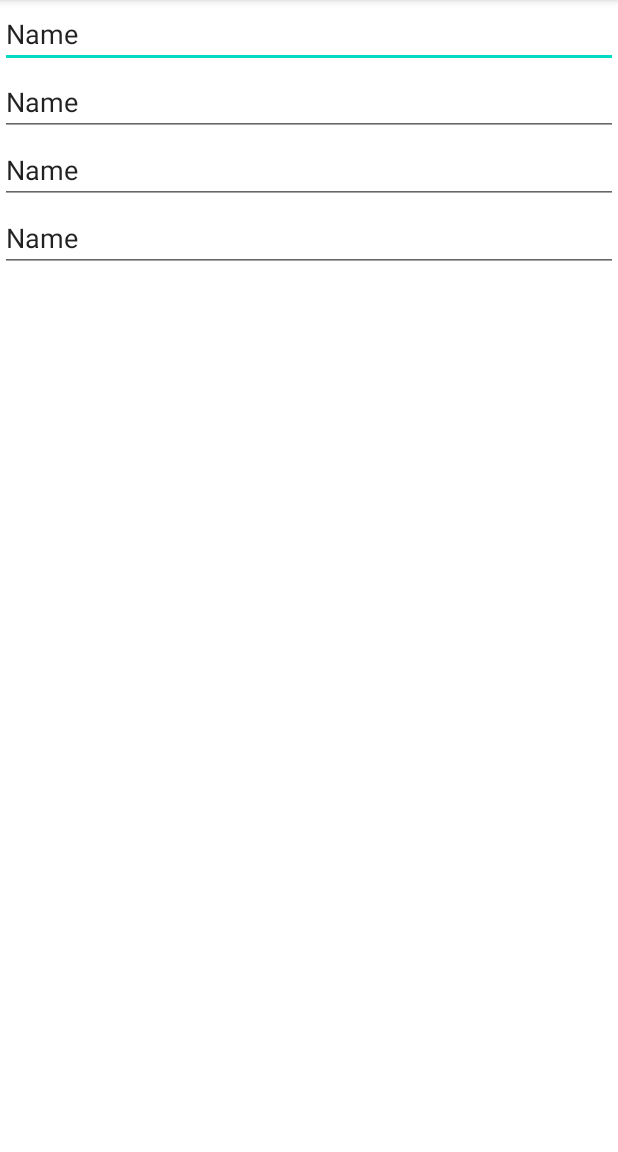
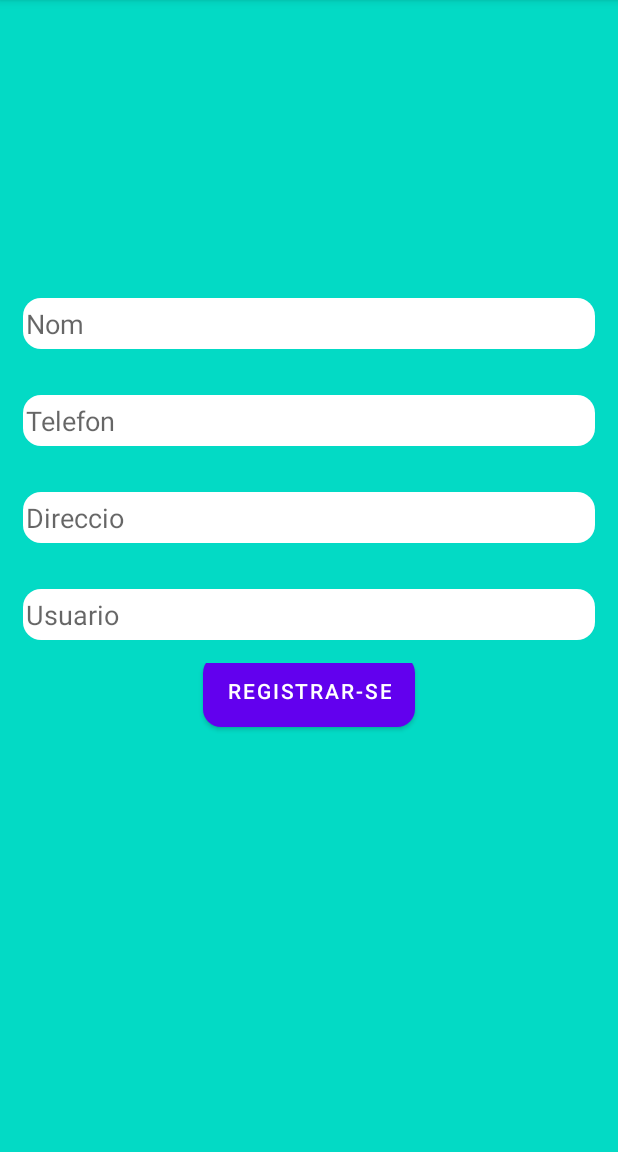
Before and after one commit to souadouabid/anticatastrofe, an Android app: the Registro screen opened directly, with no data from a screen before it, on a phone screen of 412 x 824 dp, the part 84-1236 px from its top. Run offline under Robolectric (Android 15) with nearby library versions, the phone set to English and light mode, and no system bars.

Commit message:
Base amb vista login

```diff
--- /dev/null
+++ b/app/src/main/res/drawable/fondo2.xml
@@ -0,0 +1,4 @@
+<?xml version="1.0" encoding="utf-8"?>
+<shape xmlns:android="http://schemas.android.com/apk/res/android">
+    <solid android:color="@color/teal_200"></solid>
+</shape>
--- a/app/src/main/res/layout/activity_registro.xml
+++ b/app/src/main/res/layout/activity_registro.xml
@@ -4,38 +4,100 @@
     xmlns:tools="http://schemas.android.com/tools"
     android:layout_width="match_parent"
     android:layout_height="match_parent"
+    android:background="@drawable/fondo2"
     android:orientation="vertical"
     tools:context=".Registro">
 
+    <Space
+        android:layout_width="match_parent"
+        android:layout_height="183dp"
+        android:rotation="90" />
+
     <EditText
-        android:id="@+id/editTextTextPersonName"
+        android:id="@+id/editTextNombre"
         android:layout_width="match_parent"
         android:layout_height="wrap_content"
+        android:layout_marginLeft="15dp"
+        android:layout_marginTop="15dp"
+
+        android:layout_marginRight="15dp"
+
+        android:layout_marginBottom="15dp"
+        android:background="@drawable/edt_style"
+        android:drawablePadding="10dp"
         android:ems="10"
-        android:inputType="textPersonName"
-        android:text="Name" />
+        android:hint="@string/Nombre"
+        android:inputType="textPersonName" />
 
     <EditText
-        android:id="@+id/editTextTextPersonName2"
+        android:id="@+id/editTextTelefono"
         android:layout_width="match_parent"
         android:layout_height="wrap_content"
+        android:layout_marginLeft="15dp"
+        android:layout_marginTop="15dp"
+
+        android:layout_marginRight="15dp"
+
+        android:layout_marginBottom="15dp"
+        android:background="@drawable/edt_style"
+        android:drawablePadding="10dp"
         android:ems="10"
-        android:inputType="textPersonName"
-        android:text="Name" />
+        android:hint="@string/Telefono"
+        android:inputType="textPersonName" />
 
     <EditText
-        android:id="@+id/editTextTextPersonName3"
+        android:id="@+id/editTextDireccion"
         android:layout_width="match_parent"
         android:layout_height="wrap_content"
+        android:layout_marginLeft="15dp"
+        android:layout_marginTop="15dp"
+
+        android:layout_marginRight="15dp"
+
+        android:layout_marginBottom="15dp"
+        android:background="@drawable/edt_style"
+        android:drawablePadding="10dp"
         android:ems="10"
-        android:inputType="textPersonName"
-        android:text="Name" />
+        android:hint="@string/Direccio"
+        android:inputType="textPersonName" />
 
     <EditText
-        android:id="@+id/editTextTextPersonName4"
+        android:id="@+id/editTextUser"
         android:layout_width="match_parent"
         android:layout_height="wrap_content"
+        android:layout_marginLeft="15dp"
+        android:layout_marginTop="15dp"
+
+        android:layout_marginRight="15dp"
+
+        android:layout_marginBottom="15dp"
+        android:background="@drawable/edt_style"
+        android:drawablePadding="10dp"
         android:ems="10"
-        android:inputType="textPersonName"
-        android:text="Name" />
+        android:hint="@string/User"
+        android:inputType="textPersonName" />
+
+    <LinearLayout
+        android:layout_width="match_parent"
+        android:layout_height="wrap_content"
+        android:gravity="center|bottom"
+        android:orientation="horizontal"
+
+        >
+
+        <Button
+            android:id="@+id/buttonRegistrarse"
+            android:layout_width="wrap_content"
+            android:layout_height="wrap_content"
+            android:layout_marginLeft="35dp"
+
+            android:layout_marginRight="35dp"
+            android:layout_marginBottom="5dp"
+            android:background="@drawable/btn_style"
+            android:text="@string/Registre" />
+    </LinearLayout>
+
+
+
+
 </LinearLayout>
--- a/app/src/main/res/values/strings.xml
+++ b/app/src/main/res/values/strings.xml
@@ -6,4 +6,8 @@
     <string name="Registrar">Registrar</string>
     <string name="ajuda">helpicon</string>
     <string name="help">Ajuda</string>
+    <string name="Registre">Registrar-se</string>
+    <string name="Nombre">Nom</string>
+    <string name="Telefono">Telefon</string>
+    <string name="Direccio">Direccio</string>
 </resources>
```
